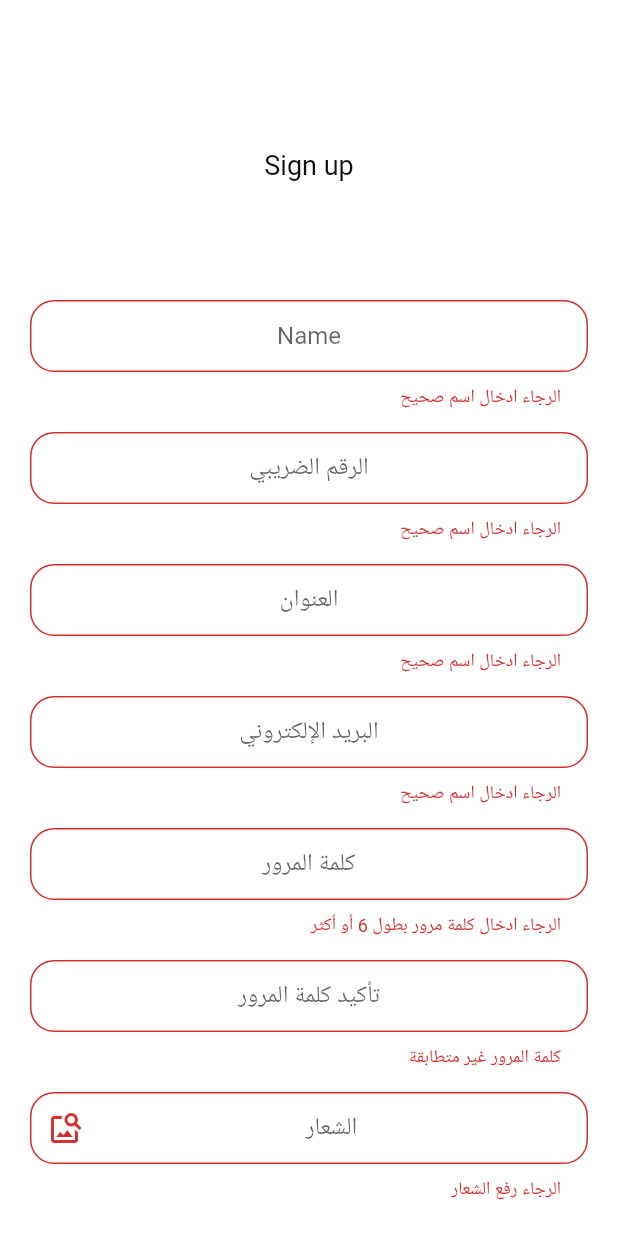
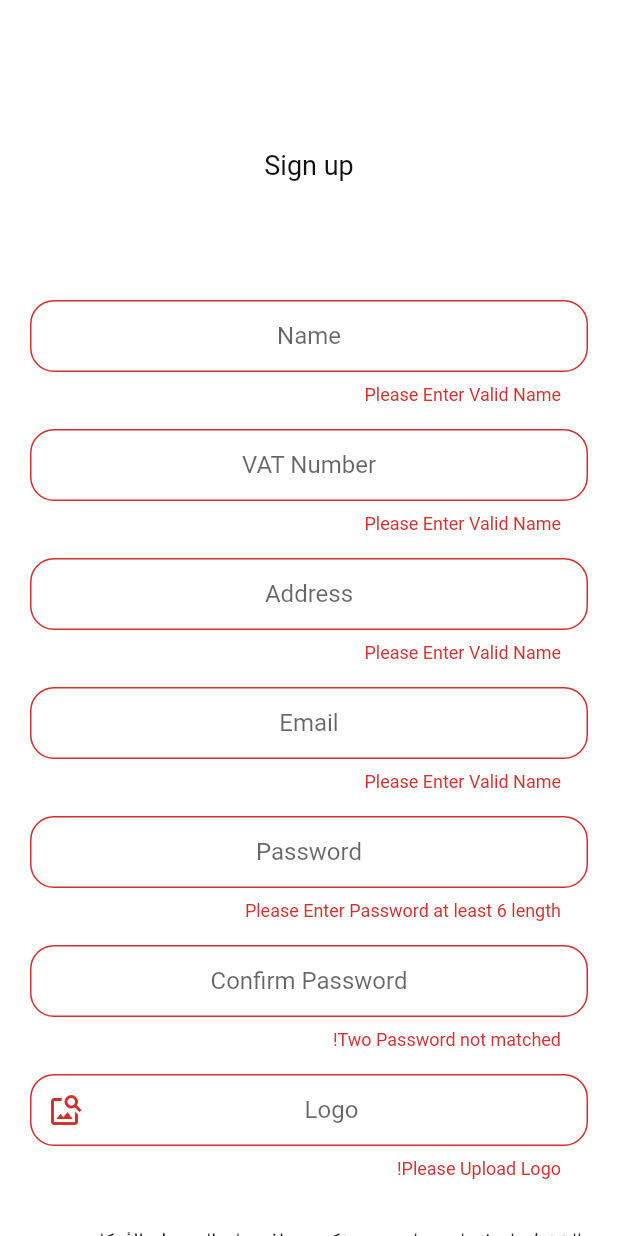
Before and after one commit to J920/simple_invoice_system, a Flutter app: the RegisterUserView screen opened by its route, after a tap on "Sign up", on a phone screen of 412 x 824 dp. Run offline on Flutter 3.47's test engine with Material 2 defaults, Android fonts, the phone set to English and light mode, and no system bars; drawn by our look-alikes of modal_progress_hud_nsn; our stand-ins replace cloud_firestore, file_picker, firebase_auth, firebase_core, firebase_storage, get and 2 more; accounts and stored records are empty.

Commit message:
completed (fixed)

```diff
--- a/lib/app/modules/cart/views/cart_view.dart
+++ b/lib/app/modules/cart/views/cart_view.dart
@@ -17,7 +17,7 @@ class CartView extends GetView<CartController> {
       appBar: AppBar(
         centerTitle: true,
         titleTextStyle: TextStyle(color: kBlackColor),
-        title: Text("المنتجات"),
+        title: Text(LocaleKeys.items.tr),
         backgroundColor: Colors.transparent,
         leading: IconButton(
             onPressed: () => controller.signOut(),
@@ -71,11 +71,11 @@ class CartView extends GetView<CartController> {
                           overflow: TextOverflow.ellipsis,
                         ),
                       ),
-                      subTitle1: Text("الكمية المتاحة: ${item
+                      subTitle1: Text("${LocaleKeys.in_stock.tr}: ${item
                           .stock}"),
                       trailing: Padding(
                         padding: const EdgeInsets.only(top: 12.0),
-                        child: Text("${item.price} ريال"),
+                        child: Text("${item.price} ${LocaleKeys.riyal.tr}"),
                       ),
                     );
                   });
--- a/lib/app/modules/checkout/controllers/checkout_controller.dart
+++ b/lib/app/modules/checkout/controllers/checkout_controller.dart
@@ -70,26 +70,27 @@ class CheckoutController extends GetxController {
 
       cartController.selectedItemsList.clear();
     cartController.total.value = 0 ;
-    Get.offAllNamed(Routes.CART);
+    Get.back();
 
     Get.defaultDialog(
         title: "هل تريد طباعة الفاتورة؟",
         middleText: "",
         actions: [
-          ElevatedButton(
-              onPressed: (){
-                Get.back();
-                Get.dialog(PdfPreview(
-                  build: (format) =>  pdfInvoice,
-                ));
-              },
-              child: Text(LocaleKeys.ok.tr),
-          ),
+
           TextButton(
               onPressed: (){
                Get.back();
               },
               child: Text(LocaleKeys.cancel.tr),
+          ),
+          ElevatedButton(
+            onPressed: (){
+              Get.back();
+              Get.dialog(PdfPreview(
+                build: (format) =>  pdfInvoice,
+              ));
+            },
+            child: Text(LocaleKeys.ok.tr),
           ),
         ],
     );
@@ -165,20 +166,20 @@ class CheckoutController extends GetxController {
                       mainAxisAlignment: pw.MainAxisAlignment.end,
                     children: [
                     pw.Text(_firebaseService.user.address ?? "test"),
-                    pw.Text("العنوان: "),
+                    pw.Text(LocaleKeys.address.tr),
                   ],),
                   pw.Row(
                       mainAxisAlignment: pw.MainAxisAlignment.end,
                     children: [
                     pw.Text(_firebaseService.user.vatNumber ?? "test"),
-                    pw.Text("الرقم الضريبي: "),
+                    pw.Text("${LocaleKeys.vat_number.tr}: "),
                   ],),
                   pw.SizedBox(height: kDefaultPadding*2),
                   pw.Row(
                       mainAxisAlignment: pw.MainAxisAlignment.end,
                     children: [
                     pw.Text(invoice.buyerName),
-                    pw.Text("المشتري: "),
+                    pw.Text("${LocaleKeys.buyer_name.tr}: "),
                   ],),
                   pw.SizedBox(height: kDefaultPadding),
                   pw.Table(
@@ -195,25 +196,25 @@ class CheckoutController extends GetxController {
                         pw.Row(
                           mainAxisAlignment: pw.MainAxisAlignment.spaceBetween,
                           children: [
-                            pw.Text("${invoice.totalExclVat} ريال",
+                            pw.Text("${invoice.totalExclVat} ${LocaleKeys.riyal.tr}",
                             ),
-                            pw.Text("الإجمالي غير شامل الضريبة",
+                            pw.Text(LocaleKeys.total_no_vat.tr,
                             ),
                           ],
                         ),
                         pw.Row(
                           mainAxisAlignment: pw.MainAxisAlignment.spaceBetween,
                           children: [
-                            pw.Text("${invoice.vatAmount} ريال",
+                            pw.Text("${invoice.vatAmount} ${LocaleKeys.riyal.tr}",
                             ),
-                            pw.Text("مجموع ضريبة القيمة المضافة %${invoice.vatRate}",
+                            pw.Text("${LocaleKeys.total_vat_amount.tr} %${invoice.vatRate}",
                             ),
                           ],
                         ),
                         pw.Row(
                           mainAxisAlignment: pw.MainAxisAlignment.spaceBetween,
                           children: [
-                            pw.Text("${invoice.totalInclVat} ريال", style: const pw.TextStyle(fontSize: 24),),
+                            pw.Text("${invoice.totalInclVat} ${LocaleKeys.riyal.tr}", style: const pw.TextStyle(fontSize: 24),),
                             pw.Text(LocaleKeys.total.tr,
                               style: const pw.TextStyle(fontSize: 24),),
                           ],
@@ -238,13 +239,13 @@ class CheckoutController extends GetxController {
       pw.TableRow(
           verticalAlignment: pw.TableCellVerticalAlignment.middle,
           children :[
-            pw.Center(child: pw.Text('الإجمالي'),),
-            pw.Center(child: pw.Text('الضريبة'),),
-            pw.Center(child: pw.Text('نسبة الضريبة'),),
-            pw.Center(child: pw.Text('المجموع'),),
-            pw.Center(child: pw.Text('الكمية'),),
-            pw.Center(child: pw.Text('السعر'),),
-            pw.Center(child: pw.Text('الوصف'),),
+            pw.Center(child: pw.Text(LocaleKeys.grand_total.tr),),
+            pw.Center(child: pw.Text(LocaleKeys.vat.tr),),
+            pw.Center(child: pw.Text(LocaleKeys.vat_rate.tr),),
+            pw.Center(child: pw.Text(LocaleKeys.total.tr),),
+            pw.Center(child: pw.Text(LocaleKeys.quantity.tr),),
+            pw.Center(child: pw.Text(LocaleKeys.price.tr),),
+            pw.Center(child: pw.Text(LocaleKeys.description.tr),),
           ]),
     );
 
--- a/lib/app/modules/checkout/views/checkout_view.dart
+++ b/lib/app/modules/checkout/views/checkout_view.dart
@@ -40,7 +40,7 @@ class CheckoutView extends GetView<CheckoutController> {
                               selectable: false,
                               leading: Column(
                                 children: [
-                                  Text("الكمية"),
+                                  Text(LocaleKeys.quantity.tr),
                                   Text(e.quantity.value.toString()),
                                 ],
                               ),
@@ -59,9 +59,9 @@ class CheckoutView extends GetView<CheckoutController> {
                                 padding: const EdgeInsets.only(top: 12.0),
                                 child: Column(
                                   children: [
-                                    Text("${e.price} ريال", style: TextStyle(
+                                    Text("${e.price} ${LocaleKeys.riyal.tr}", style: TextStyle(
                                         color: kGrayColor, fontSize: 10),),
-                                    Text("${e.total} ريال"),
+                                    Text("${e.total} ${LocaleKeys.riyal.tr}"),
 
                                   ],
                                 ),
@@ -81,18 +81,18 @@ class CheckoutView extends GetView<CheckoutController> {
                         Row(
                           mainAxisAlignment: MainAxisAlignment.spaceBetween,
                           children: [
-                            Text("الإجمالي غير شامل الضريبة",
+                            Text(LocaleKeys.total_no_vat.tr,
                             ),
-                            Text("${controller.totalExclVat} ريال",
+                            Text("${controller.totalExclVat} ${LocaleKeys.riyal.tr}",
                             ),
                           ],
                         ),
                         Row(
                           mainAxisAlignment: MainAxisAlignment.spaceBetween,
                           children: [
-                            Text("مجموع ضريبة القيمة المضافة",
+                            Text(LocaleKeys.total_vat_amount.tr,
                             ),
-                            Text("${controller.totalVat} ريال",
+                            Text("${controller.totalVat} ${LocaleKeys.riyal.tr}",
                             ),
                           ],
                         ),
@@ -103,7 +103,7 @@ class CheckoutView extends GetView<CheckoutController> {
                               style: TextStyle(fontWeight: FontWeight.bold,
                                   fontSize: 20),),
 
-                            Text("${controller.total} ريال",
+                            Text("${controller.total} ${LocaleKeys.riyal.tr}",
                                 style: TextStyle(fontWeight: FontWeight.bold,
                                     fontSize: 20)),
                           ],
@@ -119,11 +119,11 @@ class CheckoutView extends GetView<CheckoutController> {
                       child: TextFormField(
                         validator: (value) {
                           if (value == null || value == "") {
-                            return "الرجاء ادخال اسم صحيح";
+                            return LocaleKeys.error_massages_name.tr;
                           }
                         },
                         decoration: kMainTextFieldDecoration.copyWith(
-                            hintText: "اسم المشتري"
+                            hintText: LocaleKeys.buyer_name.tr
                         ),
                         onChanged: (value) => controller.buyerName = value,
                       ),
--- a/lib/app/modules/login_user/views/login_user_view.dart
+++ b/lib/app/modules/login_user/views/login_user_view.dart
@@ -49,11 +49,11 @@ class LoginUserView extends GetView<LoginUserController> {
                     keyboardType: TextInputType.emailAddress,
                     validator: (value) {
                       if (value == null || !GetUtils.isEmail(value)) {
-                        return "الرجاء ادخال بريد الكتروني صحيح";
+                        return LocaleKeys.error_massages_email.tr;
                       }
                     },
                     decoration: kMainTextFieldDecoration.copyWith(
-                      hintText: "البريد الإلكتروني",
+                      hintText: LocaleKeys.email.tr,
                     ),
                     onChanged: (value) => controller.email = value,
                   ),
@@ -68,11 +68,11 @@ class LoginUserView extends GetView<LoginUserController> {
                     obscureText: true,
                     validator: (value) {
                       if (value == null || value == "" || value.length < 6) {
-                        return "الرجاء ادخال كلمة مرور بطول 6 أو أكثر";
+                        return LocaleKeys.error_massages_password.tr;
                       }
                     },
                     decoration: kMainTextFieldDecoration.copyWith(
-                      hintText: "كلمة المرور",
+                      hintText: LocaleKeys.password.tr,
                     ),
                     onChanged: (value) => controller.password = value,
                   ),
@@ -96,7 +96,7 @@ class LoginUserView extends GetView<LoginUserController> {
                     alignment: WrapAlignment.center,
                     children: [
                       Text(
-                        "ليس لديك حساب؟ ",
+                        LocaleKeys.dont_have_account.tr,
                       ),
                       GestureDetector(
                         onTap: () {
--- a/lib/app/modules/register_user/views/register_user_view.dart
+++ b/lib/app/modules/register_user/views/register_user_view.dart
@@ -46,7 +46,7 @@ class RegisterUserView extends GetView<RegisterUserController> {
                     keyboardType: TextInputType.name,
                     validator: (value) {
                       if (value == null || value == "") {
-                        return "الرجاء ادخال اسم صحيح";
+                        return LocaleKeys.error_massages_name.tr;
                       }
                     },
                     onChanged: (value) {
@@ -66,14 +66,14 @@ class RegisterUserView extends GetView<RegisterUserController> {
                         TextInputType.numberWithOptions(decimal: false),
                     validator: (value) {
                       if (value == null || value == "" || value.length < 10) {
-                        return "الرجاء ادخال اسم صحيح";
+                        return LocaleKeys.error_massages_name.tr;
                       }
                     },
                     onChanged: (value) {
                       controller.vatNumber = value;
                     },
                     decoration: kMainTextFieldDecoration.copyWith(
-                      hintText: "الرقم الضريبي",
+                      hintText: LocaleKeys.vat_number.tr,
                     ),
                   ),
                   SizedBox(
@@ -85,14 +85,14 @@ class RegisterUserView extends GetView<RegisterUserController> {
                     keyboardType: TextInputType.streetAddress,
                     validator: (value) {
                       if (value == null || value == "") {
-                        return "الرجاء ادخال اسم صحيح";
+                        return LocaleKeys.error_massages_name.tr;
                       }
                     },
                     onChanged: (value) {
                       controller.address = value;
                     },
                     decoration: kMainTextFieldDecoration.copyWith(
-                      hintText: "العنوان",
+                      hintText: LocaleKeys.address.tr,
                     ),
                   ),
                   SizedBox(
@@ -105,14 +105,14 @@ class RegisterUserView extends GetView<RegisterUserController> {
                     keyboardType: TextInputType.emailAddress,
                     validator: (value) {
                       if (value == null || value == "") {
-                        return "الرجاء ادخال اسم صحيح";
+                        return LocaleKeys.error_massages_name.tr;
                       }
                     },
                     onChanged: (value) {
                       controller.email = value;
                     },
                     decoration: kMainTextFieldDecoration.copyWith(
-                      hintText: "البريد الإلكتروني",
+                      hintText: LocaleKeys.email.tr,
                     ),
                   ),
                   SizedBox(
@@ -127,11 +127,11 @@ class RegisterUserView extends GetView<RegisterUserController> {
                     obscureText: true,
                     validator: (value) {
                       if (value == null || value == "" || value.length < 6) {
-                        return "الرجاء ادخال كلمة مرور بطول 6 أو أكثر";
+                        return LocaleKeys.error_massages_password.tr;
                       }
                     },
                     decoration: kMainTextFieldDecoration.copyWith(
-                      hintText: "كلمة المرور",
+                      hintText: LocaleKeys.password.tr,
                     ),
                     onChanged: (value) {
                       controller.password = value;
@@ -148,11 +148,11 @@ class RegisterUserView extends GetView<RegisterUserController> {
                     obscureText: true,
                     validator: (value) {
                       if (value == null || value == "" || value != controller.password) {
-                        return "كلمة المرور غير متطابقة";
+                        return LocaleKeys.error_massages_confirm_password.tr;
                       }
                     },
                     decoration: kMainTextFieldDecoration.copyWith(
-                      hintText: "تأكيد كلمة المرور",
+                      hintText: LocaleKeys.confirm_password.tr,
                     ),
                   ),
 
@@ -169,11 +169,11 @@ class RegisterUserView extends GetView<RegisterUserController> {
                     autovalidateMode: AutovalidateMode.onUserInteraction,
                     validator: (value) {
                       if (value == null || value.isEmpty) {
-                        return "الرجاء رفع الشعار";
+                        return LocaleKeys.error_massages_logo.tr;
                       }
                     },
                     decoration: kMainTextFieldDecoration.copyWith(
-                      hintText: "الشعار",
+                      hintText: LocaleKeys.logo.tr,
                       suffixIcon: controller.logo.value != null
                           ? ClipRRect(
                         borderRadius: BorderRadius.circular(kBorderRadius),
@@ -223,7 +223,7 @@ class RegisterUserView extends GetView<RegisterUserController> {
                     alignment: WrapAlignment.center,
                     children: [
                       Text(
-                        "لديك حساب؟ ",
+                        LocaleKeys.have_account.tr,
                       ),
                       GestureDetector(
                         onTap: () {
```
Also changed, not shown: assets/locales/ar.json (+29 -1 lines), assets/locales/en.json (+29 -1 lines), lib/generated/locales.g.dart.
